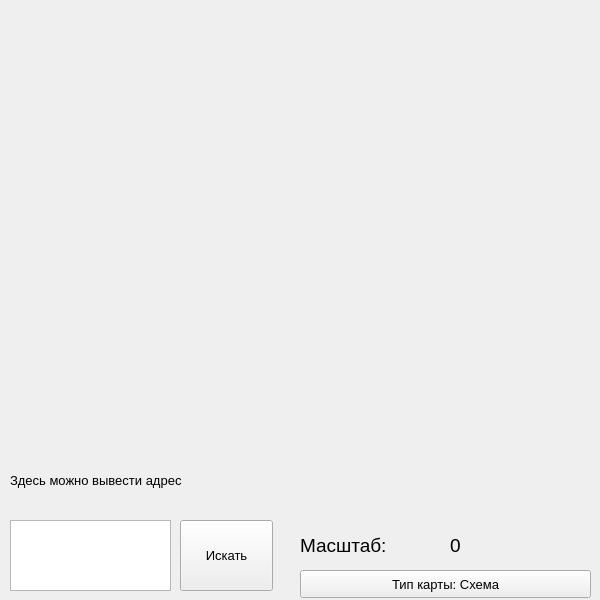
d-mega/mapsAPI, file main.ui: the form before one commit.
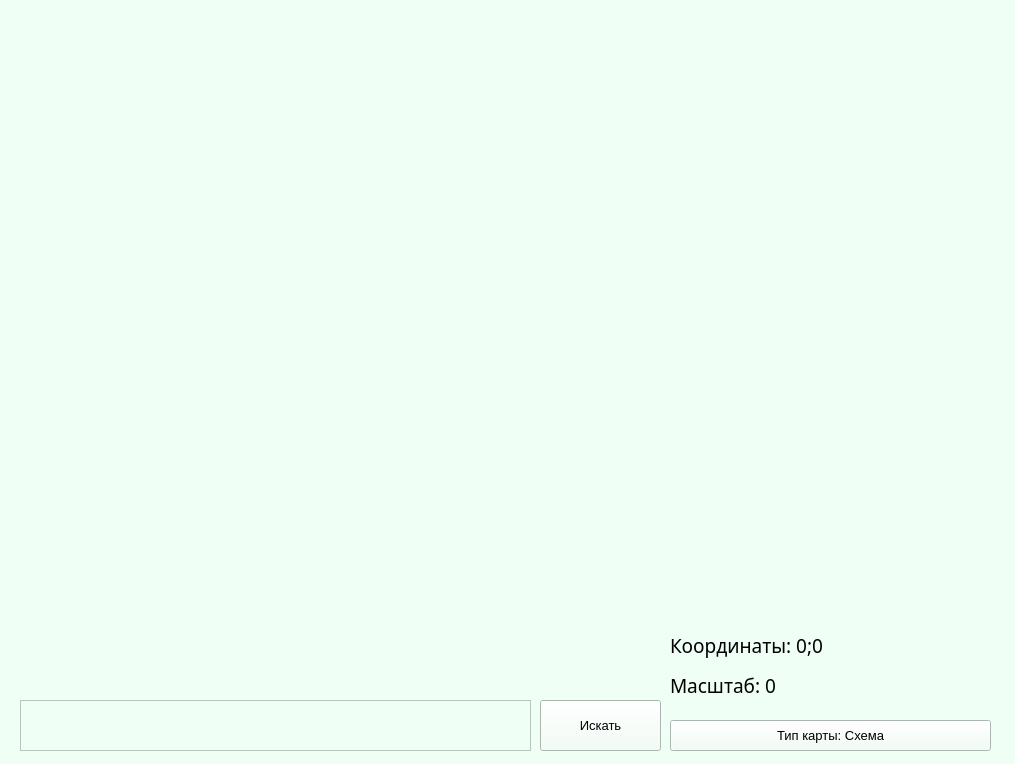
The form after the commit.

What changed in the file:
```diff
--- a/main.ui
+++ b/main.ui
@@ -6,21 +6,25 @@
    <rect>
     <x>0</x>
     <y>0</y>
-    <width>600</width>
-    <height>600</height>
+    <width>1015</width>
+    <height>764</height>
    </rect>
   </property>
   <property name="windowTitle">
    <string>MainWindow</string>
   </property>
+  <property name="styleSheet">
+   <string notr="true">
+background-color: rgb(239, 255, 246);</string>
+  </property>
   <widget class="QWidget" name="centralwidget">
    <widget class="QLabel" name="label">
     <property name="geometry">
      <rect>
-      <x>10</x>
-      <y>10</y>
-      <width>580</width>
-      <height>431</height>
+      <x>70</x>
+      <y>30</y>
+      <width>871</width>
+      <height>551</height>
      </rect>
     </property>
     <property name="text">
@@ -30,46 +34,29 @@
    <widget class="QLabel" name="label_2">
     <property name="geometry">
      <rect>
-      <x>300</x>
-      <y>530</y>
-      <width>141</width>
+      <x>670</x>
+      <y>670</y>
+      <width>191</width>
       <height>31</height>
      </rect>
     </property>
     <property name="font">
      <font>
+      <family>Nirmala UI Semilight</family>
       <pointsize>14</pointsize>
      </font>
     </property>
     <property name="text">
-     <string>Масштаб:</string>
+     <string>Масштаб: 0</string>
     </property>
    </widget>
-   <widget class="QLabel" name="label_3">
+   <widget class="QPushButton" name="map_type">
     <property name="geometry">
      <rect>
-      <x>450</x>
-      <y>530</y>
-      <width>141</width>
+      <x>670</x>
+      <y>720</y>
+      <width>321</width>
       <height>31</height>
-     </rect>
-    </property>
-    <property name="font">
-     <font>
-      <pointsize>14</pointsize>
-     </font>
-    </property>
-    <property name="text">
-     <string>0</string>
-    </property>
-   </widget>
-   <widget class="QPushButton" name="pushButton">
-    <property name="geometry">
-     <rect>
-      <x>300</x>
-      <y>570</y>
-      <width>291</width>
-      <height>28</height>
      </rect>
     </property>
     <property name="font">
@@ -84,20 +71,20 @@
    <widget class="QTextEdit" name="textEdit">
     <property name="geometry">
      <rect>
-      <x>10</x>
-      <y>520</y>
-      <width>161</width>
-      <height>71</height>
+      <x>20</x>
+      <y>700</y>
+      <width>511</width>
+      <height>51</height>
      </rect>
     </property>
    </widget>
    <widget class="QPushButton" name="pushButton_2">
     <property name="geometry">
      <rect>
-      <x>180</x>
-      <y>520</y>
-      <width>93</width>
-      <height>71</height>
+      <x>540</x>
+      <y>700</y>
+      <width>121</width>
+      <height>51</height>
      </rect>
     </property>
     <property name="font">
@@ -112,19 +99,20 @@
    <widget class="QLabel" name="label_4">
     <property name="geometry">
      <rect>
-      <x>10</x>
-      <y>450</y>
-      <width>581</width>
-      <height>61</height>
+      <x>670</x>
+      <y>630</y>
+      <width>191</width>
+      <height>31</height>
      </rect>
     </property>
     <property name="font">
      <font>
-      <pointsize>10</pointsize>
+      <family>Nirmala UI Semilight</family>
+      <pointsize>14</pointsize>
      </font>
     </property>
     <property name="text">
-     <string>Здесь можно вывести адрес</string>
+     <string>Координаты: 0;0</string>
     </property>
    </widget>
   </widget>
```
Left out of the diff: 10 changed lines with no effect on the pictures.
